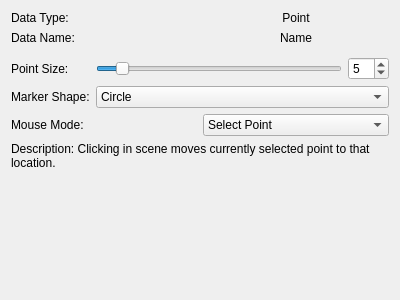
paulmthompson/WhiskerToolbox, file src/WhiskerToolbox/Media_Widget/MediaPoint_Widget/MediaPoint_Widget.ui: the form before one commit.
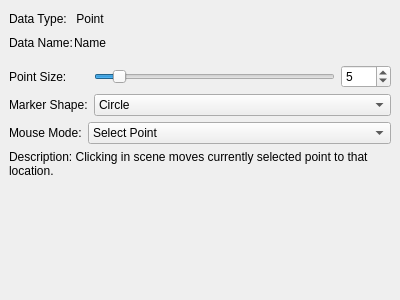
The form after the commit. Custom widgets are drawn as their Qt base class.

Commit message: Media Widget Fix

```diff
--- a/src/WhiskerToolbox/Media_Widget/MediaPoint_Widget/MediaPoint_Widget.ui
+++ b/src/WhiskerToolbox/Media_Widget/MediaPoint_Widget/MediaPoint_Widget.ui
@@ -10,20 +10,50 @@
     <height>300</height>
    </rect>
   </property>
+  <property name="sizePolicy">
+   <sizepolicy hsizetype="Expanding" vsizetype="Fixed">
+    <horstretch>0</horstretch>
+    <verstretch>0</verstretch>
+   </sizepolicy>
+  </property>
   <property name="windowTitle">
    <string>Form</string>
   </property>
   <layout class="QVBoxLayout" name="verticalLayout">
+   <property name="spacing">
+    <number>6</number>
+   </property>
+   <property name="leftMargin">
+    <number>9</number>
+   </property>
+   <property name="topMargin">
+    <number>9</number>
+   </property>
+   <property name="rightMargin">
+    <number>9</number>
+   </property>
+   <property name="bottomMargin">
+    <number>9</number>
+   </property>
    <item>
-    <layout class="QHBoxLayout" name="horizontalLayout">
-     <item>
+    <layout class="QGridLayout" name="gridLayout">
+     <property name="sizeConstraint">
+      <enum>QLayout::SizeConstraint::SetFixedSize</enum>
+     </property>
+     <property name="horizontalSpacing">
+      <number>1</number>
+     </property>
+     <property name="verticalSpacing">
+      <number>4</number>
+     </property>
+     <item row="0" column="0">
       <widget class="QLabel" name="label_2">
        <property name="text">
         <string>Data Type:</string>
        </property>
       </widget>
      </item>
-     <item>
+     <item row="0" column="1">
       <widget class="QLabel" name="label">
        <property name="text">
         <string>Point</string>
@@ -33,18 +63,14 @@
        </property>
       </widget>
      </item>
-    </layout>
-   </item>
-   <item>
-    <layout class="QHBoxLayout" name="horizontalLayout_2">
-     <item>
+     <item row="1" column="0">
       <widget class="QLabel" name="label_3">
        <property name="text">
         <string>Data Name:</string>
        </property>
       </widget>
      </item>
-     <item>
+     <item row="1" column="1">
       <widget class="QLabel" name="name_label">
        <property name="text">
         <string>Name</string>
@@ -54,13 +80,55 @@
        </property>
       </widget>
      </item>
+     <item row="0" column="2">
+      <spacer name="horizontalSpacer">
+       <property name="orientation">
+        <enum>Qt::Orientation::Horizontal</enum>
+       </property>
+       <property name="sizeHint" stdset="0">
+        <size>
+         <width>40</width>
+         <height>20</height>
+        </size>
+       </property>
+      </spacer>
+     </item>
+     <item row="1" column="2">
+      <spacer name="horizontalSpacer_2">
+       <property name="orientation">
+        <enum>Qt::Orientation::Horizontal</enum>
+       </property>
+       <property name="sizeHint" stdset="0">
+        <size>
+         <width>40</width>
+         <height>20</height>
+        </size>
+       </property>
+      </spacer>
+     </item>
     </layout>
    </item>
    <item>
-    <widget class="ColorPicker_Widget" name="color_picker" native="true"/>
+    <widget class="ColorPicker_Widget" name="color_picker" native="true">
+     <property name="sizePolicy">
+      <sizepolicy hsizetype="Expanding" vsizetype="Fixed">
+       <horstretch>0</horstretch>
+       <verstretch>0</verstretch>
+      </sizepolicy>
+     </property>
+    </widget>
    </item>
    <item>
     <layout class="QGridLayout" name="point_settings_layout">
+     <property name="sizeConstraint">
+      <enum>QLayout::SizeConstraint::SetDefaultConstraint</enum>
+     </property>
+     <property name="horizontalSpacing">
+      <number>6</number>
+     </property>
+     <property name="verticalSpacing">
+      <number>6</number>
+     </property>
      <item row="0" column="0">
       <widget class="QLabel" name="point_size_label">
        <property name="text">
@@ -68,24 +136,20 @@
        </property>
       </widget>
      </item>
-     <item row="0" column="1">
-      <widget class="QSlider" name="point_size_slider">
-       <property name="minimum">
-        <number>1</number>
-       </property>
-       <property name="maximum">
-        <number>50</number>
-       </property>
-       <property name="value">
-        <number>5</number>
-       </property>
-       <property name="orientation">
-        <enum>Qt::Orientation::Horizontal</enum>
-       </property>
-      </widget>
-     </item>
      <item row="0" column="2">
       <widget class="QSpinBox" name="point_size_spinbox">
+       <property name="sizePolicy">
+        <sizepolicy hsizetype="Fixed" vsizetype="Fixed">
+         <horstretch>0</horstretch>
+         <verstretch>0</verstretch>
+        </sizepolicy>
+       </property>
+       <property name="minimumSize">
+        <size>
+         <width>50</width>
+         <height>0</height>
+        </size>
+       </property>
        <property name="minimum">
         <number>1</number>
        </property>
@@ -97,15 +161,14 @@
        </property>
       </widget>
      </item>
-     <item row="1" column="0">
-      <widget class="QLabel" name="marker_shape_label">
-       <property name="text">
-        <string>Marker Shape:</string>
-       </property>
-      </widget>
-     </item>
-     <item row="1" column="1" colspan="2">
+     <item row="2" column="1" colspan="2">
       <widget class="QComboBox" name="marker_shape_combo">
+       <property name="sizePolicy">
+        <sizepolicy hsizetype="Expanding" vsizetype="Fixed">
+         <horstretch>0</horstretch>
+         <verstretch>0</verstretch>
+        </sizepolicy>
+       </property>
        <item>
         <property name="text">
          <string>Circle</string>
@@ -138,12 +201,53 @@
        </item>
       </widget>
      </item>
+     <item row="2" column="0">
+      <widget class="QLabel" name="marker_shape_label">
+       <property name="text">
+        <string>Marker Shape:</string>
+       </property>
+      </widget>
+     </item>
+     <item row="0" column="1">
+      <widget class="QSlider" name="point_size_slider">
+       <property name="sizePolicy">
+        <sizepolicy hsizetype="Expanding" vsizetype="Fixed">
+         <horstretch>0</horstretch>
+         <verstretch>0</verstretch>
+        </sizepolicy>
+       </property>
+       <property name="minimum">
+        <number>1</number>
+       </property>
+       <property name="maximum">
+        <number>50</number>
+       </property>
+       <property name="value">
+        <number>5</number>
+       </property>
+       <property name="orientation">
+        <enum>Qt::Orientation::Horizontal</enum>
+       </property>
+      </widget>
+     </item>
     </layout>
    </item>
    <item>
     <layout class="QVBoxLayout" name="verticalLayout_2">
+      <property name="spacing">
+       <number>6</number>
+      </property>
+      <property name="sizeConstraint">
+       <enum>QLayout::SizeConstraint::SetDefaultConstraint</enum>
+      </property>
      <item>
       <layout class="QHBoxLayout" name="horizontalLayout_3">
+       <property name="spacing">
+        <number>6</number>
+       </property>
+       <property name="sizeConstraint">
+        <enum>QLayout::SizeConstraint::SetDefaultConstraint</enum>
+       </property>
        <item>
         <widget class="QLabel" name="label_4">
          <property name="text">
@@ -153,6 +257,12 @@
        </item>
        <item>
         <widget class="QComboBox" name="selection_model_combo">
+         <property name="sizePolicy">
+          <sizepolicy hsizetype="Expanding" vsizetype="Fixed">
+           <horstretch>0</horstretch>
+           <verstretch>0</verstretch>
+          </sizepolicy>
+         </property>
          <item>
           <property name="text">
            <string>Select Point</string>
@@ -164,6 +274,12 @@
      </item>
      <item>
       <widget class="QLabel" name="selection_model_label">
+       <property name="sizePolicy">
+        <sizepolicy hsizetype="Expanding" vsizetype="Preferred">
+         <horstretch>0</horstretch>
+         <verstretch>0</verstretch>
+        </sizepolicy>
+       </property>
        <property name="text">
         <string>Description: Clicking in scene moves currently selected point to that location.</string>
        </property>
@@ -172,21 +288,21 @@
        </property>
       </widget>
      </item>
+     <item>
+      <spacer name="verticalSpacer">
+       <property name="orientation">
+        <enum>Qt::Orientation::Vertical</enum>
+       </property>
+       <property name="sizeHint" stdset="0">
+        <size>
+         <width>20</width>
+         <height>40</height>
+        </size>
+       </property>
+      </spacer>
+     </item>
     </layout>
    </item>
-   <item>
-    <spacer name="verticalSpacer">
-     <property name="orientation">
-      <enum>Qt::Orientation::Vertical</enum>
-     </property>
-     <property name="sizeHint" stdset="0">
-      <size>
-       <width>20</width>
-       <height>40</height>
-      </size>
-     </property>
-    </spacer>
-   </item>
   </layout>
  </widget>
  <customwidgets>
```
The commit also changes 7 other files.
